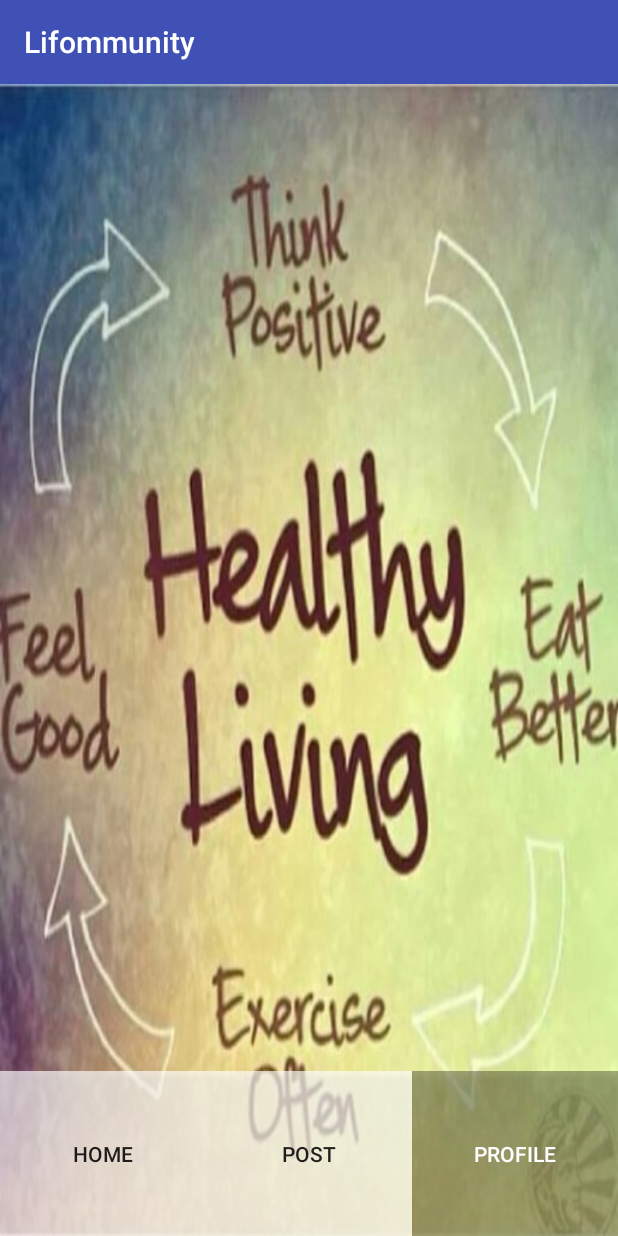
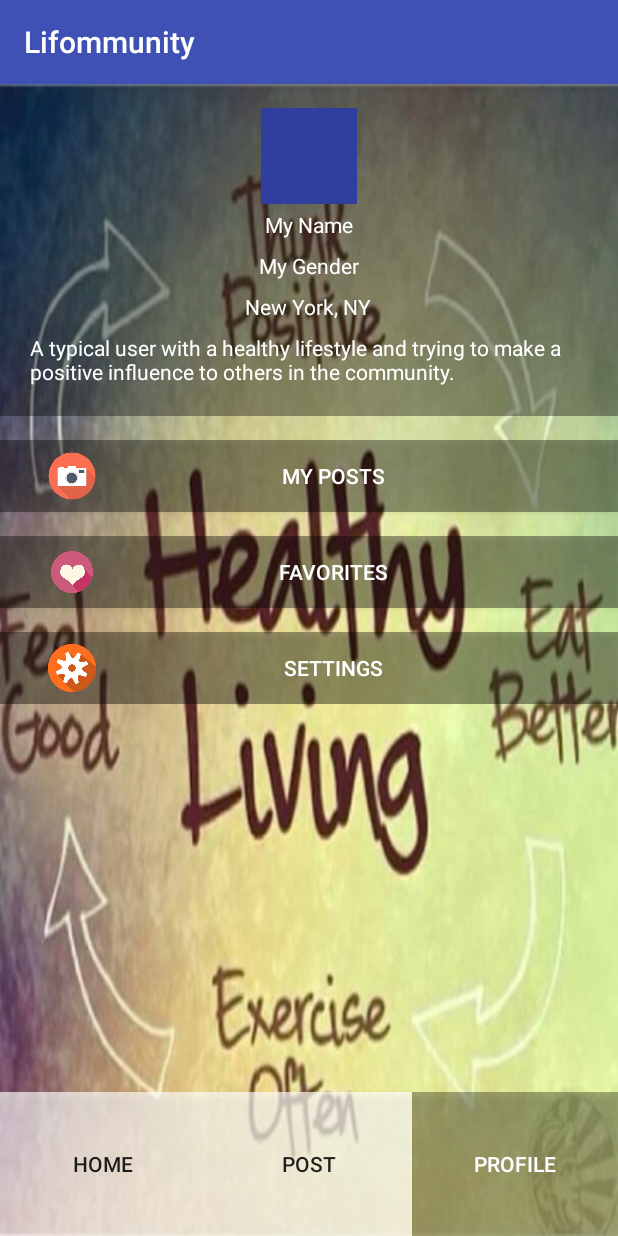
Before and after one commit to Lillian6/LifoMMunity, an Android app: the ProfileActivity screen opened directly, with no data from a screen before it, on a phone screen of 412 x 824 dp. Run offline under Robolectric (Android 15) with nearby library versions, the phone set to English and light mode, and no system bars.

Commit message:
improve style of post view and initialize layout for profile view

```diff
--- /dev/null
+++ b/app/src/main/res/drawable/cam_drawable.xml
@@ -0,0 +1,7 @@
+<?xml version="1.0" encoding="utf-8"?>
+<layer-list xmlns:android="http://schemas.android.com/apk/res/android">
+    <item
+        android:drawable="@drawable/cam_icon"
+        android:height="32dp"
+        android:width="32dp" />
+</layer-list>
--- /dev/null
+++ b/app/src/main/res/drawable/fav_drawable.xml
@@ -0,0 +1,7 @@
+<?xml version="1.0" encoding="utf-8"?>
+<layer-list xmlns:android="http://schemas.android.com/apk/res/android">
+    <item
+        android:drawable="@drawable/fav_icon"
+        android:height="32dp"
+        android:width="32dp"/>
+</layer-list>
--- /dev/null
+++ b/app/src/main/res/drawable/set_drawable.xml
@@ -0,0 +1,7 @@
+<?xml version="1.0" encoding="utf-8"?>
+<layer-list xmlns:android="http://schemas.android.com/apk/res/android">
+    <item
+        android:drawable="@drawable/set_icon"
+        android:height="32dp"
+        android:width="32dp"/>
+</layer-list>
--- a/app/src/main/res/layout/activity_post.xml
+++ b/app/src/main/res/layout/activity_post.xml
@@ -10,7 +10,7 @@
     <ScrollView
         android:layout_width="match_parent"
         android:layout_height="0dp"
-        android:layout_weight="6"
+        android:layout_weight="7"
         android:background="@color/postBg"
         android:layout_margin="16dp"
         android:padding="8dp">
@@ -18,16 +18,37 @@
             android:layout_width="match_parent"
             android:layout_height="wrap_content"
             android:orientation="vertical">
+            <TextView
+                android:layout_width="wrap_content"
+                android:layout_height="wrap_content"
+                android:text="Title:"
+                android:textColor="@color/postText"
+                android:textSize="16dp"
+                android:textStyle="bold"/>
             <EditText
                 android:id="@+id/post_title_edit_text"
                 android:layout_width="match_parent"
                 android:layout_height="wrap_content"
-                android:hint="Title"/>
+                android:hint="A topic to attract others' eyeballs!"
+                android:textColorHint="@color/postText"/>
+            <TextView
+                android:layout_width="wrap_content"
+                android:layout_height="wrap_content"
+                android:text="Post:"
+                android:textColor="@color/postText"
+                android:textSize="16dp"
+                android:textStyle="bold"/>
             <EditText
                 android:id="@+id/post_content_edit_text"
+                android:inputType="textMultiLine"
                 android:layout_width="match_parent"
                 android:layout_height="wrap_content"
-                android:hint="Content"/>
+                android:hint="Share your story here!"
+                android:textColorHint="@color/postText"/>
+            <Button
+                android:layout_width="wrap_content"
+                android:layout_height="wrap_content"
+                android:text="Add an image"/>
             <Button
                 android:id="@+id/submit_post_btn"
                 android:layout_width="wrap_content"
--- a/app/src/main/res/layout/activity_profile.xml
+++ b/app/src/main/res/layout/activity_profile.xml
@@ -7,10 +7,83 @@
     android:orientation="vertical"
     android:background="@drawable/profile_bg"
     tools:context="com.markzhengma.android.lifommunity.ProfileActivity">
-    <TextView
+    <ScrollView
         android:layout_width="match_parent"
         android:layout_height="0dp"
-        android:layout_weight="6"/>
+        android:layout_weight="7">
+        <LinearLayout
+            android:layout_width="match_parent"
+            android:layout_height="wrap_content"
+            android:orientation="vertical">
+            <LinearLayout
+                android:layout_width="match_parent"
+                android:layout_height="wrap_content"
+                android:orientation="vertical"
+                android:background="@color/profileBg"
+                android:padding="16dp">
+                <ImageView
+                    android:layout_width="64dp"
+                    android:layout_height="64dp"
+                    android:layout_gravity="center"
+                    android:background="@color/colorPrimaryDark"/>
+                <TextView
+                    android:layout_width="wrap_content"
+                    android:layout_height="wrap_content"
+                    android:layout_gravity="center"
+                    android:text="My Name"
+                    android:textColor="@color/profileText"
+                    android:layout_margin="4dp"/>
+                <TextView
+                    android:layout_width="wrap_content"
+                    android:layout_height="wrap_content"
+                    android:layout_gravity="center"
+                    android:text="My Gender"
+                    android:textColor="@color/profileText"
+                    android:layout_margin="4dp"/>
+                <TextView
+                    android:layout_width="wrap_content"
+                    android:layout_height="wrap_content"
+                    android:layout_gravity="center"
+                    android:text="New York, NY"
+                    android:textColor="@color/profileText"
+                    android:layout_margin="4dp"/>
+                <TextView
+                    android:layout_width="wrap_content"
+                    android:layout_height="wrap_content"
+                    android:layout_gravity="center"
+                    android:text="A typical user with a healthy lifestyle and trying to make a positive influence to others in the community."
+                    android:textColor="@color/profileText"
+                    android:layout_margin="4dp"/>
+            </LinearLayout>
+            <Button
+                android:layout_width="match_parent"
+                android:layout_height="wrap_content"
+                android:text="My Posts"
+                android:textColor="@color/postText"
+                android:drawableStart="@drawable/cam_drawable"
+                android:paddingHorizontal="32dp"
+                android:layout_marginTop="16dp"
+                android:background="@color/profileBg"/>
+            <Button
+                android:layout_width="match_parent"
+                android:layout_height="wrap_content"
+                android:text="Favorites"
+                android:drawableStart="@drawable/fav_drawable"
+                android:paddingHorizontal="32dp"
+                android:textColor="@color/postText"
+                android:layout_marginTop="16dp"
+                android:background="@color/profileBg"/>
+            <Button
+                android:layout_width="match_parent"
+                android:layout_height="wrap_content"
+                android:text="Settings"
+                android:drawableStart="@drawable/set_drawable"
+                android:paddingHorizontal="32dp"
+                android:textColor="@color/postText"
+                android:layout_marginTop="16dp"
+                android:background="@color/profileBg"/>
+        </LinearLayout>
+    </ScrollView>
     <LinearLayout
         android:layout_width="match_parent"
         android:layout_height="0dp"
--- a/app/src/main/res/values/colors.xml
+++ b/app/src/main/res/values/colors.xml
@@ -8,4 +8,6 @@
     <color name="postText">#FFFFFF</color>
     <color name="btnBg">#a9ffffff</color>
     <color name="btnSelect">#52000000</color>
+    <color name="profileBg">#5e000000</color>
+    <color name="profileText">#FFFFFF</color>
 </resources>
```
Also changed, not shown: app/src/main/res/drawable/cam_icon.png (added), app/src/main/res/drawable/fav_icon.png (added), app/src/main/res/drawable/set_icon.png (added).
